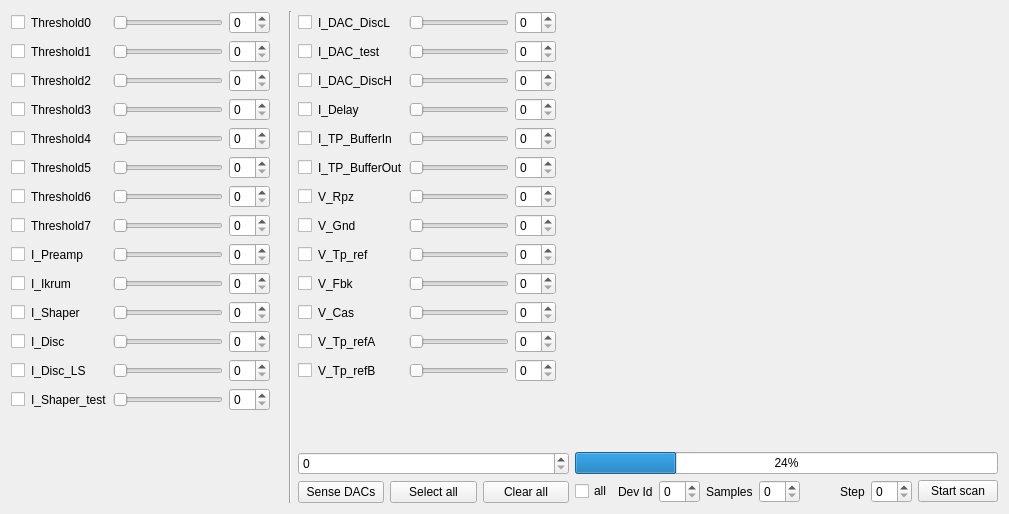
navrit/dexter, file SpidrMpx3Eq/qcstmdacs.ui: the form before one commit.
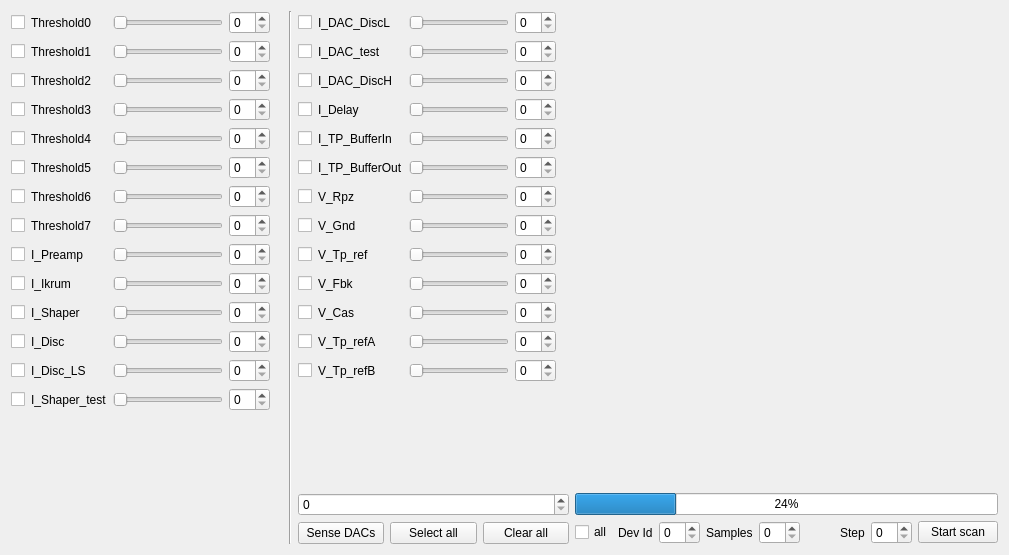
The form after the commit. Custom widgets are drawn as their Qt base class.

Diff of the .ui file:
```diff
--- a/SpidrMpx3Eq/qcstmdacs.ui
+++ b/SpidrMpx3Eq/qcstmdacs.ui
@@ -7,7 +7,7 @@
     <x>0</x>
     <y>0</y>
     <width>1009</width>
-    <height>514</height>
+    <height>555</height>
    </rect>
   </property>
   <property name="windowTitle">
@@ -1047,7 +1047,7 @@
       </layout>
      </item>
      <item>
-      <layout class="QVBoxLayout" name="verticalLayout_4" stretch="1,0,0">
+      <layout class="QVBoxLayout" name="verticalLayout_4" stretch="0,0,0">
        <item>
         <widget class="QCustomPlot" name="plotScan" native="true"/>
        </item>
```
